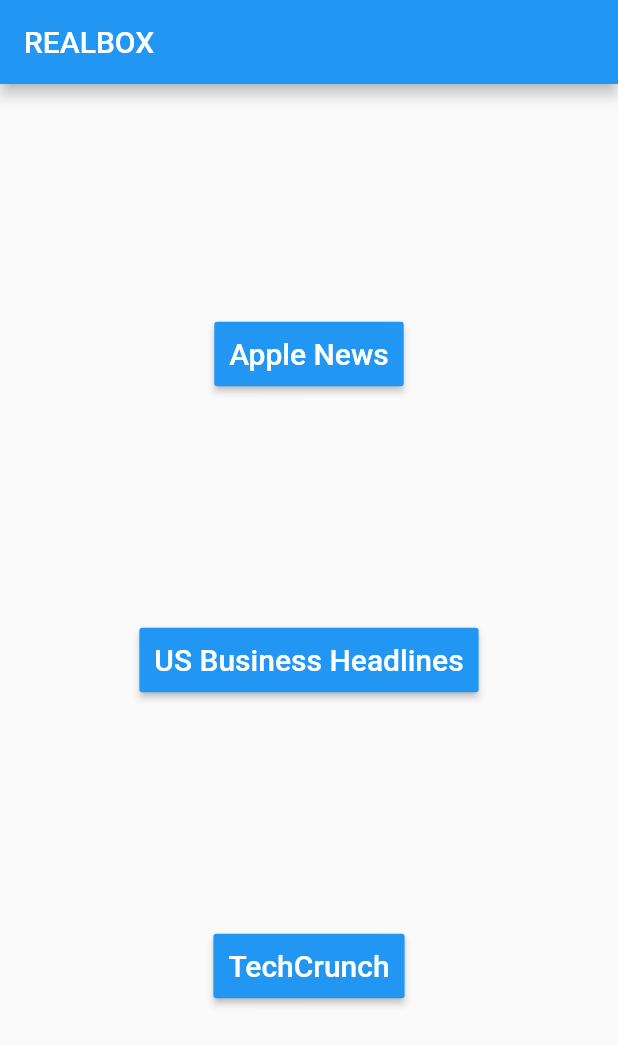
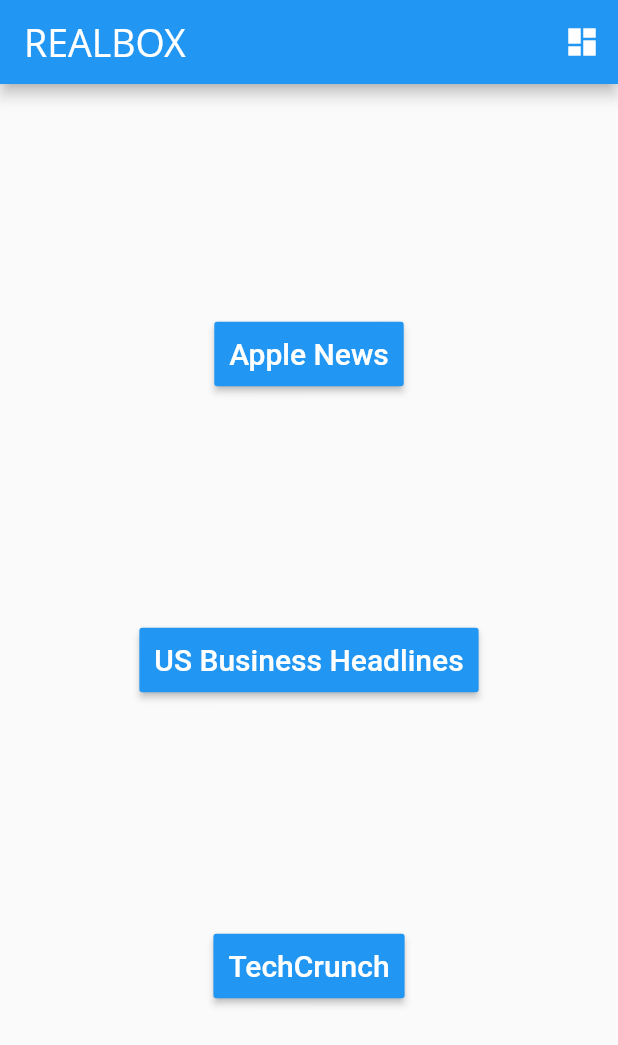
Before and after one commit to alihsistu/my_news_app, a Flutter app: the screen it shows after launch, on a phone screen of 412 x 824 dp. Shown: the top 1045 px of the screen. Run offline on Flutter 3.47's test engine with Material 2 defaults, Android fonts, the phone set to English and light mode, and no system bars; network calls fail; Roboto replaces fonts that are missing (Open Sans, Verdana); statements that could not run were skipped.

Commit message:
bugs and style

```diff
--- a/lib/main.dart
+++ b/lib/main.dart
@@ -5,7 +5,6 @@ import 'dart:async';
 import 'dart:convert';
 // for making http requests
 import 'package:http/http.dart' as http;
-
 
 // Apple news
 String _urlApiApple =
@@ -24,13 +23,11 @@ List _responseApple;
 List _responseBusiness;
 List _responseTech;
 
-
 // App's main method
 void main() async {
   _responseApple = await fetchData(_urlApiApple);
   _responseBusiness = await fetchData(_urlApiBusiness);
   _responseTech = await fetchData(_urlApiTech);
-
 
   runApp(new MaterialApp(
     home: new Categories(),
@@ -44,9 +41,22 @@ class Categories extends StatelessWidget {
     // T ODO: implement build
     return new Scaffold(
       appBar: new AppBar(
-        // The App Logo comes HERE
-        title: new Text('REALBOX'),
-      ),
+          // The App Logo comes HERE
+          title: new Text("REALBOX",
+              style: new TextStyle(
+                fontFamily: "Open Sans",
+                fontSize: 25.0,
+              )),
+          actions: <Widget>[
+            // action button
+            IconButton(
+              icon: Icon(choices[0].icon),
+              onPressed: () {
+                // _select(choices[0]);
+              },
+            ),
+          ] // action button
+          ),
       body: new Center(
         child: new Column(
           mainAxisAlignment: MainAxisAlignment.spaceEvenly,
@@ -57,8 +67,12 @@ class Categories extends StatelessWidget {
               padding: const EdgeInsets.all(10.0),
               color: Colors.blue,
               onPressed: () {
-                Navigator.push(context,
-                    new MaterialPageRoute(builder: (context) => new News(response: _responseApple,)));
+                Navigator.push(
+                    context,
+                    new MaterialPageRoute(
+                        builder: (context) => new News(
+                              response: _responseApple,
+                            )));
               },
               child: new Text(
                 "Apple News",
@@ -74,8 +88,12 @@ class Categories extends StatelessWidget {
               padding: const EdgeInsets.all(10.0),
               color: Colors.blue,
               onPressed: () {
-                Navigator.push(context,
-                    new MaterialPageRoute(builder: (context) => new News(response: _responseBusiness,)));
+                Navigator.push(
+                    context,
+                    new MaterialPageRoute(
+                        builder: (context) => new News(
+                              response: _responseBusiness,
+                            )));
               },
               child: new Text(
                 "US Business Headlines",
@@ -91,8 +109,12 @@ class Categories extends StatelessWidget {
               padding: const EdgeInsets.all(10.0),
               color: Colors.blue,
               onPressed: () {
-                Navigator.push(context,
-                    new MaterialPageRoute(builder: (context) => new News(response: _responseTech,)));
+                Navigator.push(
+                    context,
+                    new MaterialPageRoute(
+                        builder: (context) => new News(
+                              response: _responseTech,
+                            )));
               },
               child: new Text(
                 "TechCrunch",
@@ -112,13 +134,10 @@ class Categories extends StatelessWidget {
 
 // -----------------Bitcoin------------------
 class News extends StatelessWidget {
-
   final List response;
 
   // constructor ( make response a required field )
-  News({Key key, @required this.response}) : super (key : key);
-
-
+  News({Key key, @required this.response}) : super(key: key);
 
   @override
   Widget build(BuildContext context) {
@@ -127,27 +146,25 @@ class News extends StatelessWidget {
           title: new Text("Top News"),
           centerTitle: false,
         ),
-
-
-
         body: new Center(
           child: new ListView.builder(
             padding: const EdgeInsets.all(10.0),
             itemCount: response.length,
             itemBuilder: (BuildContext context, int position) {
-
               // Divider between
-              if(position.isOdd) return  new Divider(
-                color: Colors.lightBlue,
-              );
-              final index = position ~/2;
-
+              if (position.isOdd)
+                return new Divider(
+                  color: Colors.lightBlue,
+                );
+              final index = position ~/ 2;
 
               return new ListTile(
-                title: new Text("${response[index]['title']}",//position <-> index
+                title: new Text(
+                    "${response[index]['title']}", //position <-> index
                     style: new TextStyle(
                         fontSize: 25.0, fontWeight: FontWeight.w900)),
-                subtitle: new Text("${response[index]['description']}",//position <-> index
+                subtitle: new Text(
+                    "${response[index]['description']}", //position <-> index
                     style: new TextStyle(
                         fontSize: 15.0,
                         fontWeight: FontWeight.normal,
@@ -160,6 +177,22 @@ class News extends StatelessWidget {
   }
 }
 
+// Icons from MaterialIcons
+class Choice {
+  const Choice({this.title, this.icon});
+
+  final String title;
+  final IconData icon;
+}
+
+const List<Choice> choices = const <Choice>[
+  const Choice(title: 'Car', icon: Icons.dashboard),
+  const Choice(title: 'Bicycle', icon: Icons.directions_bike),
+  const Choice(title: 'Boat', icon: Icons.directions_boat),
+  const Choice(title: 'Bus', icon: Icons.directions_bus),
+  const Choice(title: 'Train', icon: Icons.directions_railway),
+  const Choice(title: 'Walk', icon: Icons.directions_walk),
+];
 
 // Method to fetch data from the API
 Future<List> fetchData(String urlApi) async {
```
